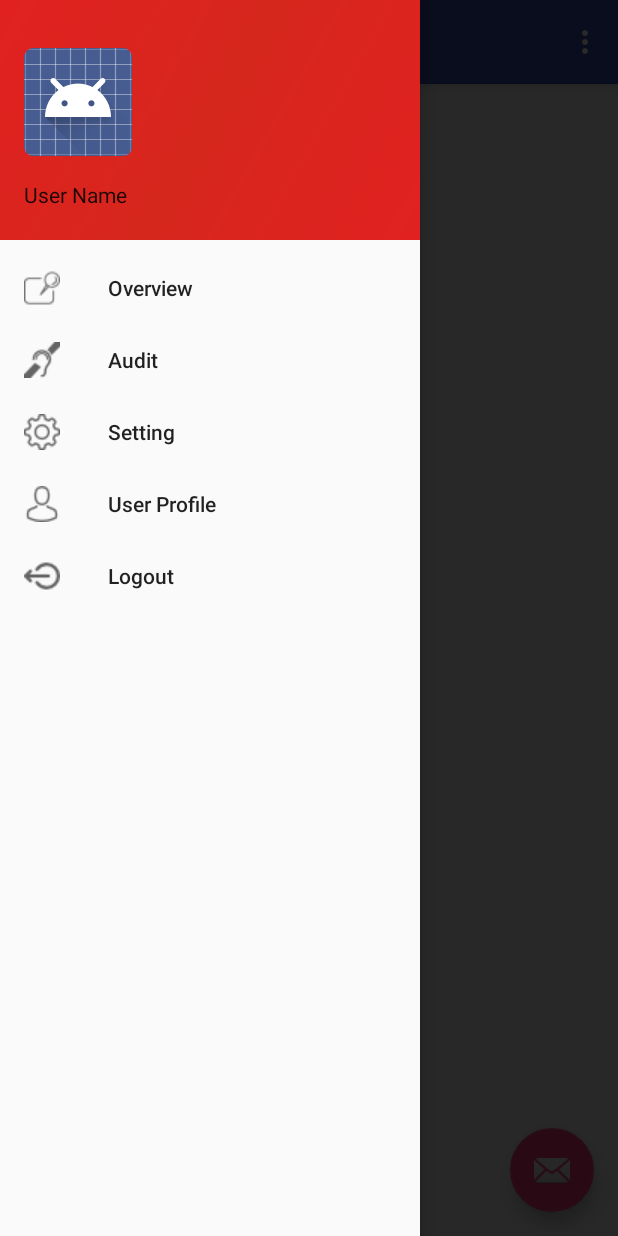
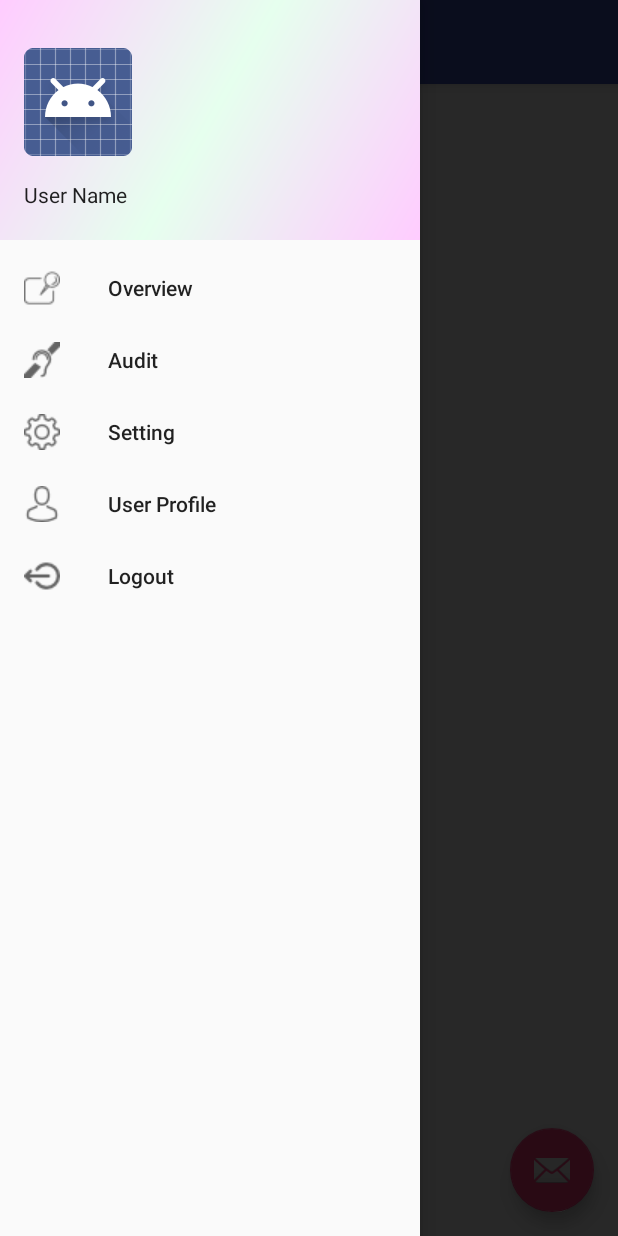
Before and after one commit to akilaselvi/Navigation, an Android app: the screen it shows after launch (MainActivity), with the side drawer open, on a phone screen of 412 x 824 dp. Run offline under Robolectric (Android 15) with nearby library versions, the phone set to English and light mode, and no system bars.

Commit message:
second changa

```diff
--- a/app/src/main/java/com/example/akila/navigation/MainActivity.java
+++ b/app/src/main/java/com/example/akila/navigation/MainActivity.java
@@ -52,12 +52,12 @@ public class MainActivity extends AppCompatActivity
         }
     }
 
-    @Override
-    public boolean onCreateOptionsMenu(Menu menu) {
-        // Inflate the menu; this adds items to the action bar if it is present.
-        getMenuInflater().inflate(R.menu.main, menu);
-        return true;
-    }
+//    @Override
+//    public boolean onCreateOptionsMenu(Menu menu) {
+//        // Inflate the menu; this adds items to the action bar if it is present.
+//        getMenuInflater().inflate(R.menu.main, menu);
+//        return true;
+//    }
 
     @Override
     public boolean onOptionsItemSelected(MenuItem item) {
@@ -81,8 +81,10 @@ public class MainActivity extends AppCompatActivity
         int id = item.getItemId();
 
         if (id == R.id.nav_overview) {
+
             // Handle the camera action
         } else if (id == R.id.nav_audit) {
+
 
         } else if (id == R.id.nav_setting) {
 
--- a/app/src/main/res/drawable/side_nav_bar.xml
+++ b/app/src/main/res/drawable/side_nav_bar.xml
@@ -2,8 +2,8 @@
     android:shape="rectangle">
     <gradient
         android:angle="135"
-        android:centerColor="#D6271D"
-        android:endColor="#E12120"
-        android:startColor="#E12120"
+        android:centerColor="#e6ffee"
+        android:endColor="#ffccff"
+        android:startColor="#ffccff"
         android:type="linear" />
 </shape>
--- a/app/src/main/res/layout/activity_main.xml
+++ b/app/src/main/res/layout/activity_main.xml
@@ -26,7 +26,8 @@
         android:layout_height="match_parent"
         android:id="@+id/nav_sub_view"
         app:headerLayout="@layout/nav_header_main"
-        app:menu="@menu/activity_sub_drawer">
+        app:menu="@menu/activity_sub_drawer_audit"
+        android:fitsSystemWindows="false">
 
     </ExpandableListView>
 
--- a/app/src/main/res/menu/activity_main_drawer.xml
+++ b/app/src/main/res/menu/activity_main_drawer.xml
@@ -1,12 +1,10 @@
 <?xml version="1.0" encoding="utf-8"?>
-<menu xmlns:android="http://schemas.android.com/apk/res/android"
-    xmlns:app="http://schemas.android.com/apk/res-auto">
+<menu xmlns:android="http://schemas.android.com/apk/res/android">
 
     <group android:checkableBehavior="single">
         <item
             android:id="@+id/nav_overview"
             android:icon="@mipmap/dashboard_icon"
-
             android:title="Overview" />
         <item
             android:id="@+id/nav_audit"
--- a/app/src/main/res/menu/activity_sub_drawer.xml
+++ /dev/null
@@ -1,4 +0,0 @@
-<?xml version="1.0" encoding="utf-8"?>
-<menu xmlns:android="http://schemas.android.com/apk/res/android" >
-
-</menu>
--- /dev/null
+++ b/app/src/main/res/menu/activity_sub_drawer_audit.xml
@@ -0,0 +1,40 @@
+<?xml version="1.0" encoding="utf-8"?>
+<menu xmlns:android="http://schemas.android.com/apk/res/android" >
+    <group android:checkableBehavior="single">
+        <item
+            android:id="@+id/nav_dash"
+            android:icon="@mipmap/dash_icon"
+
+            android:title="Dashborad" />
+        <item
+            android:id="@+id/nav_calendar"
+            android:icon="@mipmap/calendar_icon"
+            android:title="Calender"
+            />
+        <item
+            android:id="@+id/nav_setting"
+            android:icon="@mipmap/plan_icon"
+            android:title="Plan" />
+        <item
+            android:id="@+id/nav_user"
+            android:icon="@mipmap/do_icon"
+            android:title="Do" />
+        <item
+            android:id="@+id/nav_logout"
+            android:icon="@mipmap/checks_icon"
+            android:title="Check" />
+        <item
+            android:id="@+id/nav_act"
+            android:icon="@mipmap/act_icon"
+            android:title="Act" />
+        <item
+            android:id="@+id/nav_publish"
+            android:icon="@mipmap/publish_icon"
+            android:title="Publish" />
+        <item
+            android:id="@+id/nav_conf"
+            android:icon="@mipmap/configure_icon"
+            android:title="Configure" />
+    </group>
+
+</menu>
```
Also changed, not shown: app/src/main/res/menu/activity_sub_drawer_setting.xml (added, +40 -0 lines), app/src/main/res/mipmap-mdpi/act_icon.png (added), app/src/main/res/mipmap-mdpi/audits_icon.png (added), app/src/main/res/mipmap-mdpi/calendar_icon.png (added), app/src/main/res/mipmap-mdpi/check_icon.png (added), app/src/main/res/mipmap-mdpi/checks_icon.png (added), app/src/main/res/mipmap-mdpi/configure_icon.png (added), app/src/main/res/mipmap-mdpi/dash_icon.png (added), app/src/main/res/mipmap-mdpi/do_icon.png (added), app/src/main/res/mipmap-mdpi/plan_icon.png (added), app/src/main/res/mipmap-mdpi/publish_icon.png (added).
